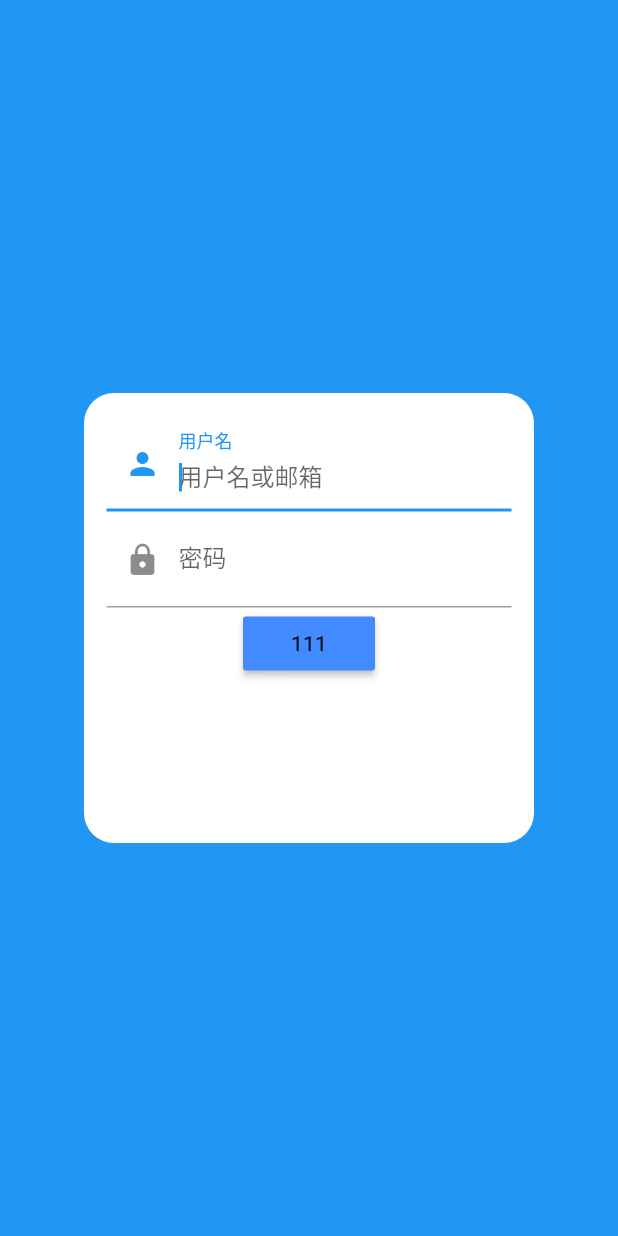
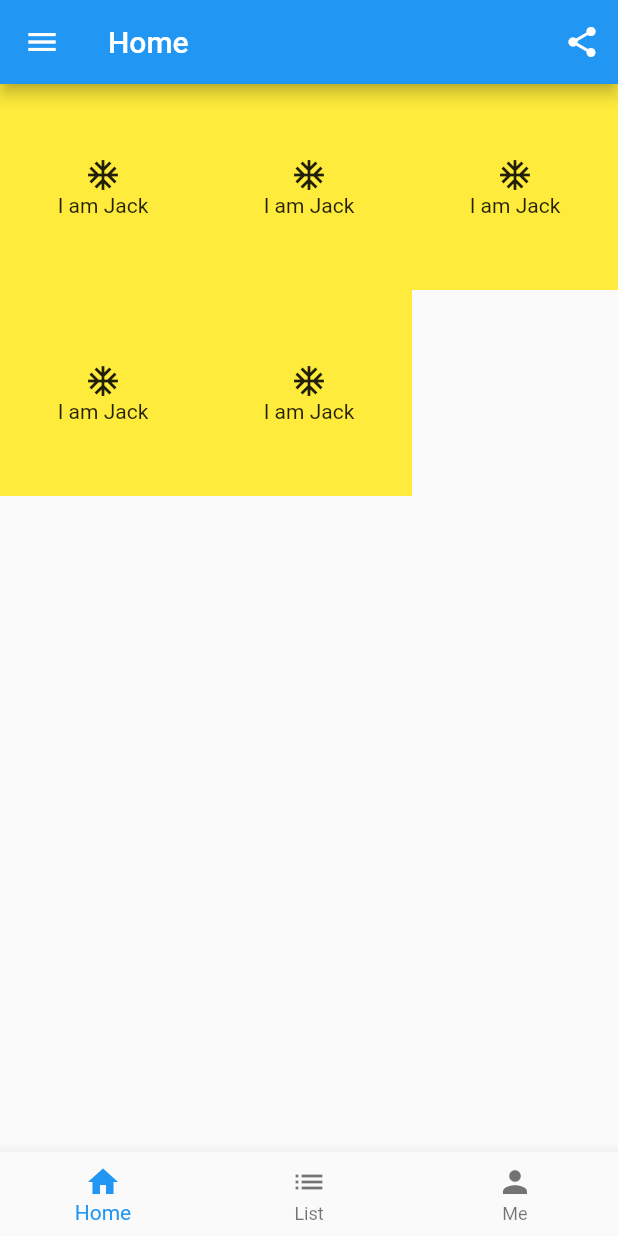
Before and after one commit to paul-xiao/box_flutter, a Flutter app: the screen it shows after launch, on a phone screen of 412 x 824 dp. Run offline on Flutter 3.47's test engine with Material 2 defaults, Android fonts, the phone set to English and light mode, and no system bars; our stand-ins replace flutter_screenutil.

Commit message:
feat: update list

```diff
--- a/lib/main.dart
+++ b/lib/main.dart
@@ -14,6 +14,6 @@ class MyApp extends StatelessWidget {
           '/signin': (BuildContext context) => new SigninPage(),
           '/home': (BuildContext context) => new IndexPage(),
         },
-        initialRoute: '/signin');
+        initialRoute: '/home');
   }
 }
--- a/lib/pages/list.dart
+++ b/lib/pages/list.dart
@@ -1,25 +1,43 @@
 import 'package:flutter/material.dart';
 
 class ListPage extends StatelessWidget {
+  //init
   @override
   Widget build(BuildContext context) {
-    return Column(children: <Widget>[
-      Flex(direction: Axis.horizontal, children: <Widget>[
-        Expanded(
-          flex: 1,
-          child: Container(
-            height: 30.0,
-            color: Color.fromRGBO(64, 121, 250, 1),
-          ),
-        ),
-        Expanded(
-          flex: 2,
-          child: Container(
-            height: 30.0,
-            color: Colors.green,
-          ),
-        ),
-      ])
-    ]);
+    return Box();
   }
 }
+
+const list = [1, 2, 3, 4, 5, 6];
+
+class Box extends StatelessWidget {
+  Widget test() {
+    List<Widget> tiles = []; //先建一个数组用于存放循环生成的widget
+    Widget test;
+    for (var i = 0; i < 5; i++) {
+      tiles.add(Container(
+        color: Colors.yellow,
+        child: Column(
+          crossAxisAlignment: CrossAxisAlignment.center, //水平方向对齐
+          mainAxisAlignment: MainAxisAlignment.center, //垂直方向居中对齐
+          children: <Widget>[
+            Icon(Icons.ac_unit),
+            Text(" I am Jack "),
+          ],
+        ),
+      ));
+    }
+    test = GridView(
+        gridDelegate: SliverGridDelegateWithFixedCrossAxisCount(
+            crossAxisCount: 3, //横轴三个子widget
+            childAspectRatio: 1.0 //宽高比为1时，子widget
+            ),
+        children: tiles);
+    return test;
+  }
+
+  @override
+  Widget build(BuildContext context) {
+    return test();
+  }
+}
--- a/lib/pages/signin.dart
+++ b/lib/pages/signin.dart
@@ -6,56 +6,10 @@ class SigninPage extends StatelessWidget {
     return Scaffold(
         body: Row(
       children: <Widget>[
-        Flex(
-          direction: Axis.vertical,
-          children: <Widget>[
-            Expanded(
-                child: Container(
-              width: MediaQuery.of(context).size.width,
-              color: Colors.blue,
-              child: Center(
-                child: Padding(
-                  padding: EdgeInsets.all(20),
-                  child: Container(
-                    height: 300,
-                    width: 300,
-                    decoration: BoxDecoration(
-                      borderRadius: BorderRadius.circular(20.0),
-                      color: Colors.white,
-                    ),
-                    child: Padding(
-                      padding: EdgeInsets.all(15.0),
-                      child: Column(
-                        children: <Widget>[
-                          TextField(
-                            autofocus: true,
-                            decoration: InputDecoration(
-                                labelText: "用户名",
-                                hintText: "用户名或邮箱",
-                                prefixIcon: Icon(Icons.person)),
-                          ),
-                          TextField(
-                            decoration: InputDecoration(
-                                labelText: "密码",
-                                hintText: "您的登录密码",
-                                prefixIcon: Icon(Icons.lock)),
-                            obscureText: true,
-                          ),
-                          RaisedButton(
-                            onPressed: () {
-                              print('object');
-                            },
-                            color: Colors.blueAccent,
-                            child: Text('111'),
-                          )
-                        ],
-                      ),
-                    ),
-                  ),
-                ),
-              ),
-            ))
-          ],
+        Text('Layout'),
+        RaisedButton(
+          child: Text("normal"),
+          onPressed: () {},
         )
       ],
     ));
--- a/lib/pages/travel.dart
+++ b/lib/pages/travel.dart
@@ -14,8 +14,7 @@ class TravelPage extends StatelessWidget {
         children: <Widget>[
           Container(
             color: Colors.cyan,
-            child: Image.asset('assets/index/img_redirect_confirm_travel.png',
-                fit: BoxFit.contain),
+            child: Image.asset('assets/logo.png', fit: BoxFit.contain),
           ),
           Positioned(
               bottom: 0,
--- a/pubspec.yaml
+++ b/pubspec.yaml
@@ -47,7 +47,6 @@ flutter:
   # To add assets to your application, add an assets section, like this:
   assets:
     - assets/logo.png
-    - assets/index/img_redirect_confirm_travel.png
   # An image asset can refer to one or more resolution-specific "variants", see
   # https://flutter.dev/assets-and-images/#resolution-aware.
   # For details regarding adding assets from package dependencies, see
```
Also changed, not shown: assets/logo.png (added), 1 other file.
